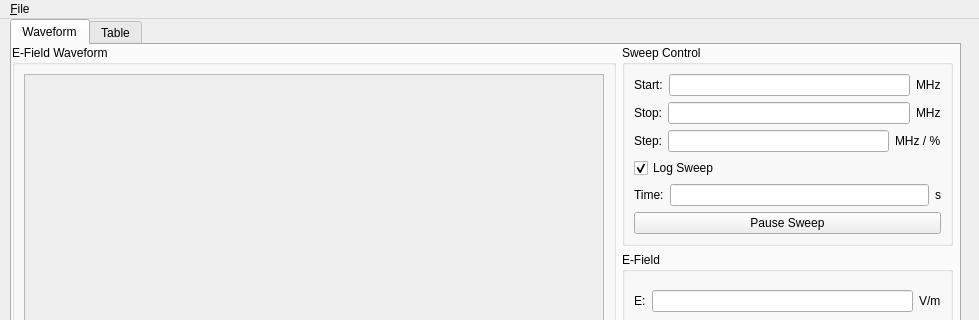
hgkdd/TEMField, file mainwindow.ui: the form before one commit; both pictures show x 0 to 979 and y 0 to 320 of the 979 by 604 pixel window.
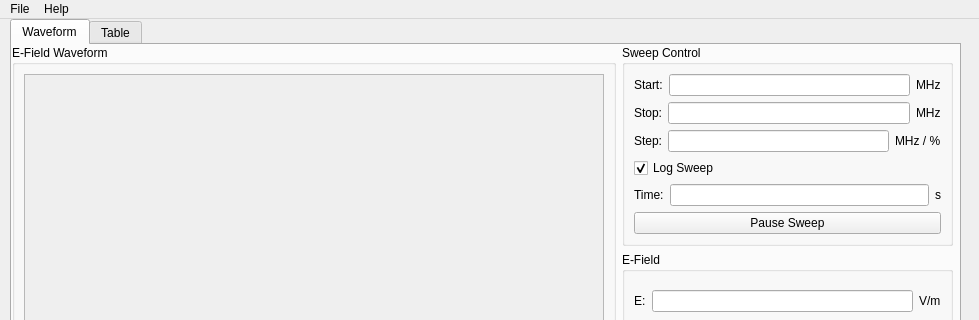
The form after the commit.

The edit to the form file:
```diff
--- a/mainwindow.ui
+++ b/mainwindow.ui
@@ -366,14 +366,21 @@
    </property>
    <widget class="QMenu" name="menu_File">
     <property name="title">
-     <string>&amp;File</string>
+     <string>File</string>
     </property>
     <addaction name="actionAbout"/>
     <addaction name="actionLoad_Dot"/>
     <addaction name="separator"/>
     <addaction name="actionQuit"/>
    </widget>
+   <widget class="QMenu" name="menuHelp">
+    <property name="title">
+     <string>Help</string>
+    </property>
+    <addaction name="actionTest"/>
+   </widget>
    <addaction name="menu_File"/>
+   <addaction name="menuHelp"/>
   </widget>
   <widget class="QStatusBar" name="statusbar"/>
   <action name="actionAbout">
```
Left out of the diff: 40 changed lines with no effect on the pictures.
